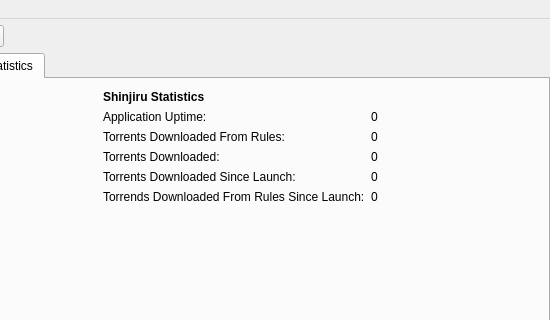
Qt form src/gui/mainwindow.ui (killmaster/Shinjiru) before a commit; both pictures show x 350 to 900 and y 0 to 320 of the 900 by 500 pixel window.
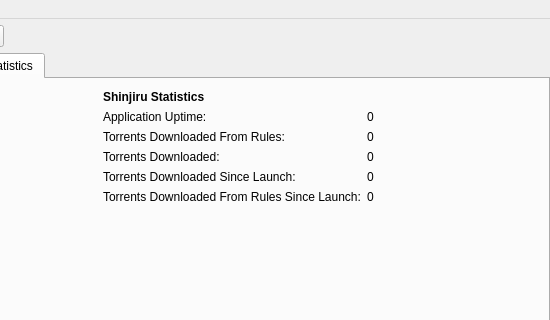
The same form after that commit. The open tabs and pages were chosen to show the change.

What changed in the file:
```diff
--- a/src/gui/mainwindow.ui
+++ b/src/gui/mainwindow.ui
@@ -1040,7 +1040,7 @@
               <item row="4" column="0">
                <widget class="QLabel" name="torrendsDownloadedFromRulesSinceLaunchLabel">
                 <property name="text">
-                 <string>Torrends Downloaded From Rules Since Launch:</string>
+                 <string>Torrents Downloaded From Rules Since Launch:</string>
                 </property>
                </widget>
               </item>
```
Left out of the diff: 2 changed lines with no effect on the pictures.
